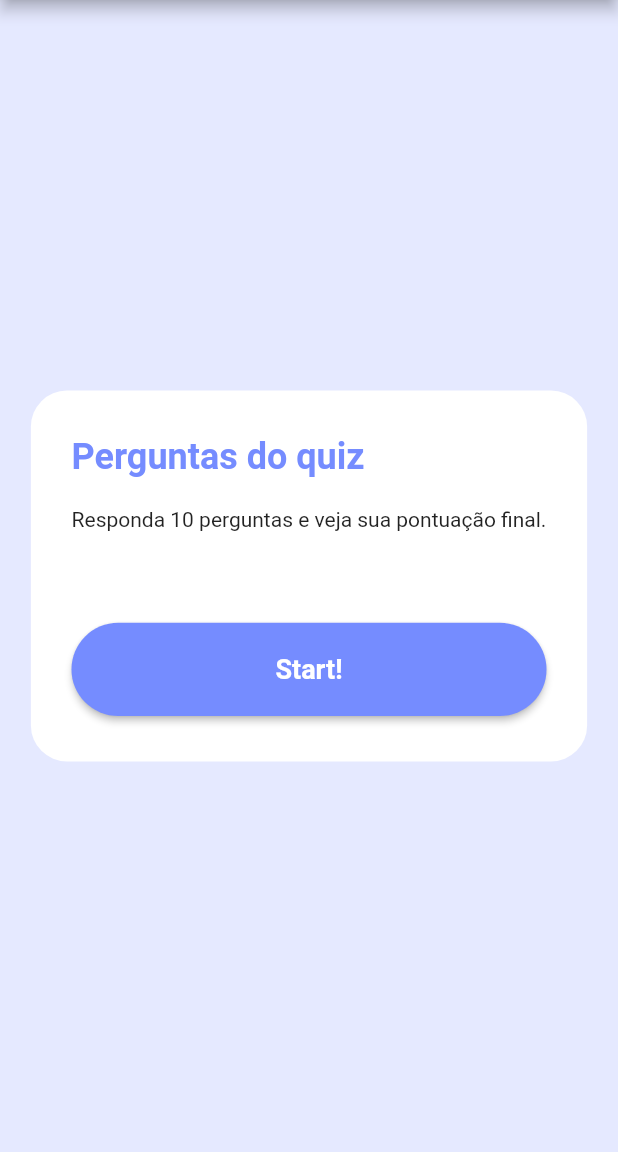
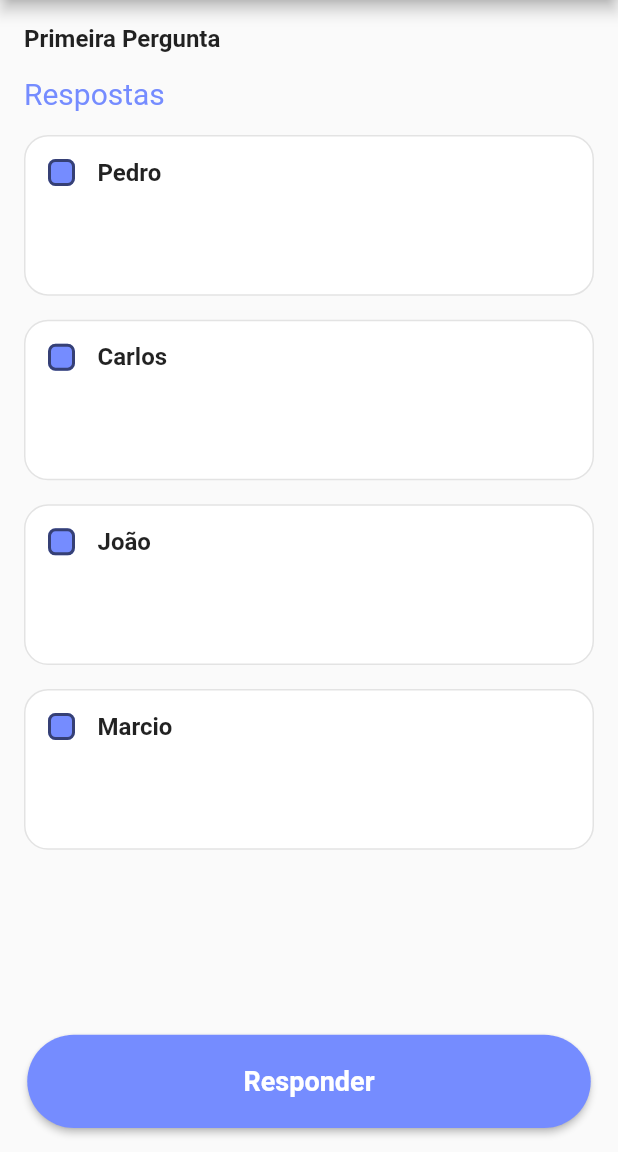
Before and after one commit to PBayma/useacademy_semana1, a Flutter app: the screen it shows after launch, on a phone screen of 412 x 824 dp, the part 84-1236 px from its top. Run offline on Flutter 3.47's test engine with Material 2 defaults, Android fonts, the phone set to English and light mode, and no system bars.

Commit message:
feat: adding first question page and refactoring the button and answer widgets

```diff
--- /dev/null
+++ b/lib/data/questions.dart
@@ -0,0 +1,13 @@
+import '../model/answer.dart';
+
+import '../model/question.dart';
+
+final firstQuestion = Question(
+  question: 'Qual o seu nome',
+  answers: [
+    Answer(answer: 'Pedro', selected: false),
+    Answer(answer: 'Carlos', selected: false),
+    Answer(answer: 'João', selected: false),
+    Answer(answer: 'Marcio', selected: false)
+  ],
+);
--- a/lib/main.dart
+++ b/lib/main.dart
@@ -21,7 +21,7 @@ class MyApp extends StatelessWidget {
           background: const Color.fromRGBO(229, 233, 255, 1),
         ),
       ),
-      home: const HomePage(),
+      home: const FirstQuestionPage(),
       debugShowCheckedModeBanner: false,
     );
   }
--- /dev/null
+++ b/lib/model/answer.dart
@@ -0,0 +1,9 @@
+class Answer {
+  String answer;
+  bool selected;
+
+  Answer({
+    required this.answer,
+    required this.selected,
+  });
+}
--- /dev/null
+++ b/lib/model/question.dart
@@ -0,0 +1,8 @@
+import 'answer.dart';
+
+class Question {
+  final String question;
+  final List<Answer> answers;
+
+  Question({required this.question, required this.answers});
+}
--- /dev/null
+++ b/lib/ui/pages/first_question_page.dart
@@ -0,0 +1,70 @@
+import 'package:flutter/cupertino.dart';
+import 'package:flutter/material.dart';
+import 'package:flutter/rendering.dart';
+import '../../data/questions.dart';
+import '../widgets/answer_container.dart';
+import '../widgets/button_question.dart';
+
+class FirstQuestionPage extends StatefulWidget {
+  const FirstQuestionPage({Key? key}) : super(key: key);
+
+  @override
+  State<FirstQuestionPage> createState() => _FirstQuestionPageState();
+}
+
+class _FirstQuestionPageState extends State<FirstQuestionPage> {
+  bool value = false;
+  @override
+  Widget build(BuildContext context) {
+    return Scaffold(
+      appBar: AppBar(
+        title: const Text(
+          'Perguntas e respostas',
+        ),
+        centerTitle: true,
+      ),
+      body: SafeArea(
+        child: SizedBox.expand(
+          child: Padding(
+            padding: const EdgeInsets.all(16.0),
+            child: Column(
+              crossAxisAlignment: CrossAxisAlignment.start,
+              children: [
+                const Text(
+                  'Primeira Pergunta ',
+                  style: TextStyle(fontWeight: FontWeight.bold, fontSize: 16),
+                ),
+                const SizedBox(height: 16),
+                Text(
+                  'Respostas',
+                  style: TextStyle(
+                    fontSize: 20,
+                    color: Theme.of(context).colorScheme.primary,
+                  ),
+                ),
+                const SizedBox(
+                  height: 16,
+                ),
+                Expanded(
+                  child: ListView.separated(
+                    itemCount: firstQuestion.answers.length,
+                    separatorBuilder: (context, index) => const SizedBox(
+                      height: 16,
+                    ),
+                    itemBuilder: (context, index) => AnswerContainer(
+                      index: index,
+                      question: firstQuestion,
+                    ),
+                  ),
+                ),
+                const Align(
+                  child: ButtonQuestion(),
+                )
+              ],
+            ),
+          ),
+        ),
+      ),
+    );
+  }
+}
--- a/lib/ui/pages/pages.dart
+++ b/lib/ui/pages/pages.dart
@@ -1 +1,2 @@
+export 'first_question_page.dart';
 export 'home_page.dart';
--- /dev/null
+++ b/lib/ui/widgets/answer_container.dart
@@ -0,0 +1,78 @@
+import 'package:flutter/material.dart';
+import '../../model/answer.dart';
+import '../../model/question.dart';
+
+class AnswerContainer extends StatefulWidget {
+  final Question question;
+  final int index;
+  const AnswerContainer({Key? key, required this.index, required this.question})
+      : super(key: key);
+
+  @override
+  State<AnswerContainer> createState() => _AnswerContainerState();
+}
+
+class _AnswerContainerState extends State<AnswerContainer> {
+  bool isChecked = false;
+
+  @override
+  Widget build(BuildContext context) {
+    Question question = widget.question;
+
+    Color getColor(Set<MaterialState> states) {
+      const Set<MaterialState> interactiveStates = <MaterialState>{
+        MaterialState.pressed,
+        MaterialState.hovered,
+        MaterialState.focused,
+      };
+      if (states.any(interactiveStates.contains)) {
+        return Colors.blue;
+      }
+      return const Color.fromRGBO(117, 140, 255, 1);
+    }
+
+    return Container(
+      alignment: Alignment.topRight,
+      height: MediaQuery.of(context).size.height * 0.13,
+      decoration: BoxDecoration(
+        color: question.answers[widget.index].selected == false
+            ? Colors.white
+            : Theme.of(context).colorScheme.background,
+        border: Border.all(
+          color: question.answers[widget.index].selected == false
+              ? const Color.fromRGBO(227, 227, 227, 1)
+              : const Color.fromRGBO(117, 140, 255, 1),
+        ),
+        borderRadius: BorderRadius.circular(16),
+      ),
+      child: Row(
+        children: [
+          Checkbox(
+            value: question.answers[widget.index].selected,
+            onChanged: (value) {
+              for (Answer answer in question.answers) {
+                if (answer.selected == true &&
+                    answer.selected !=
+                        question.answers[widget.index].selected) {
+                  answer.selected = false;
+                }
+              }
+              setState(() {
+                question.answers[widget.index].selected = value!;
+              });
+            },
+            shape: RoundedRectangleBorder(
+              borderRadius: BorderRadius.circular(5),
+            ),
+            fillColor: MaterialStateProperty.resolveWith(getColor),
+            checkColor: Colors.white,
+          ),
+          Text(
+            question.answers[widget.index].answer,
+            style: const TextStyle(fontWeight: FontWeight.bold, fontSize: 16),
+          ),
+        ],
+      ),
+    );
+  }
+}
--- /dev/null
+++ b/lib/ui/widgets/button_question.dart
@@ -0,0 +1,25 @@
+import 'package:flutter/material.dart';
+
+class ButtonQuestion extends StatelessWidget {
+  const ButtonQuestion({Key? key}) : super(key: key);
+
+  @override
+  Widget build(BuildContext context) {
+    final ButtonStyle style = ElevatedButton.styleFrom(
+      textStyle: const TextStyle(fontSize: 18, fontWeight: FontWeight.bold),
+      padding: EdgeInsets.symmetric(
+        horizontal: MediaQuery.of(context).size.width * 0.35,
+        vertical: MediaQuery.of(context).size.height * 0.025,
+      ),
+      shape: RoundedRectangleBorder(
+        borderRadius: BorderRadius.circular(32),
+      ),
+    );
+
+    return ElevatedButton(
+      onPressed: () {},
+      child: const Text('Responder'),
+      style: style,
+    );
+  }
+}
```
